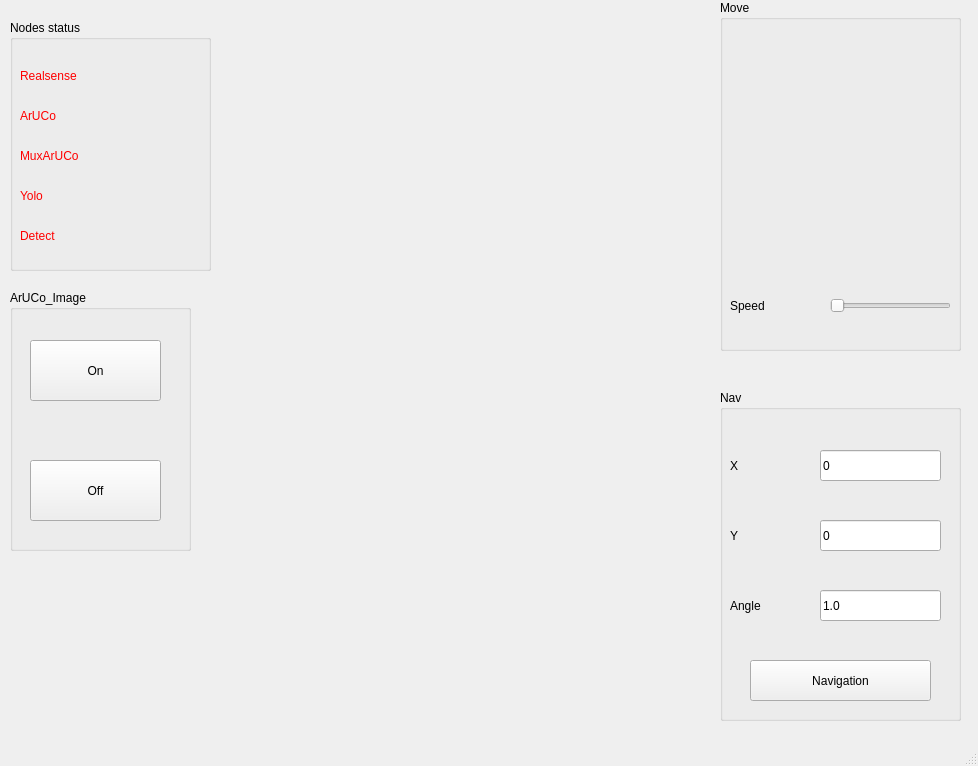
This is control.ui in ginosjchang/ros_ui as Qt 5 draws it before an edit. The edited form follows.
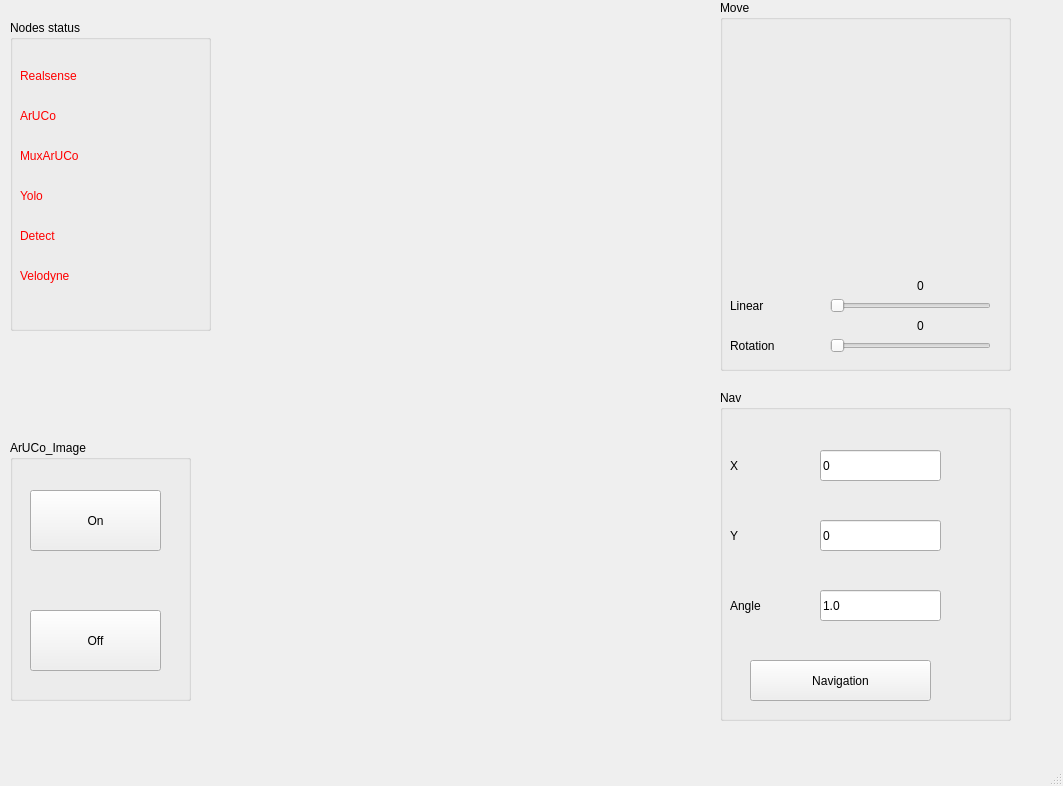
This is the edited form. Icons and pictures are not drawn.

Commit message: linear and rotation slider/Velodyne status

The edit to the form file:
```diff
--- a/control.ui
+++ b/control.ui
@@ -12,8 +12,8 @@
    <rect>
     <x>0</x>
     <y>0</y>
-    <width>978</width>
-    <height>766</height>
+    <width>1063</width>
+    <height>786</height>
    </rect>
   </property>
   <property name="sizePolicy">
@@ -34,7 +34,7 @@
     <property name="geometry">
      <rect>
       <x>10</x>
-      <y>290</y>
+      <y>440</y>
       <width>181</width>
       <height>261</height>
      </rect>
@@ -107,8 +107,8 @@
      <rect>
       <x>720</x>
       <y>0</y>
-      <width>241</width>
-      <height>351</height>
+      <width>291</width>
+      <height>371</height>
      </rect>
     </property>
     <property name="autoFillBackground">
@@ -123,7 +123,7 @@
      </property>
      <property name="geometry">
       <rect>
-       <x>80</x>
+       <x>110</x>
        <y>30</y>
        <width>90</width>
        <height>90</height>
@@ -161,7 +161,7 @@
      </property>
      <property name="geometry">
       <rect>
-       <x>160</x>
+       <x>190</x>
        <y>110</y>
        <width>90</width>
        <height>90</height>
@@ -199,7 +199,7 @@
      </property>
      <property name="geometry">
       <rect>
-       <x>80</x>
+       <x>110</x>
        <y>190</y>
        <width>90</width>
        <height>90</height>
@@ -237,7 +237,7 @@
      </property>
      <property name="geometry">
       <rect>
-       <x>0</x>
+       <x>30</x>
        <y>110</y>
        <width>90</width>
        <height>90</height>
@@ -274,15 +274,18 @@
       <rect>
        <x>110</x>
        <y>290</y>
-       <width>121</width>
+       <width>161</width>
        <height>31</height>
       </rect>
      </property>
      <property name="maximum">
-      <number>30</number>
+      <number>10</number>
      </property>
      <property name="singleStep">
-      <number>5</number>
+      <number>1</number>
+     </property>
+     <property name="pageStep">
+      <number>1</number>
      </property>
      <property name="orientation">
       <enum>Qt::Horizontal</enum>
@@ -298,7 +301,86 @@
       </rect>
      </property>
      <property name="text">
-      <string>Speed</string>
+      <string>Linear</string>
+     </property>
+    </widget>
+    <widget class="QLabel" name="linearSpeed_label">
+     <property name="geometry">
+      <rect>
+       <x>160</x>
+       <y>270</y>
+       <width>81</width>
+       <height>31</height>
+      </rect>
+     </property>
+     <property name="layoutDirection">
+      <enum>Qt::LeftToRight</enum>
+     </property>
+     <property name="text">
+      <string>0</string>
+     </property>
+     <property name="textFormat">
+      <enum>Qt::AutoText</enum>
+     </property>
+     <property name="alignment">
+      <set>Qt::AlignCenter</set>
+     </property>
+    </widget>
+    <widget class="QLabel" name="label_6">
+     <property name="geometry">
+      <rect>
+       <x>10</x>
+       <y>330</y>
+       <width>81</width>
+       <height>31</height>
+      </rect>
+     </property>
+     <property name="text">
+      <string>Rotation</string>
+     </property>
+    </widget>
+    <widget class="QLabel" name="rotationSpeed_label">
+     <property name="geometry">
+      <rect>
+       <x>160</x>
+       <y>310</y>
+       <width>81</width>
+       <height>31</height>
+      </rect>
+     </property>
+     <property name="layoutDirection">
+      <enum>Qt::LeftToRight</enum>
+     </property>
+     <property name="text">
+      <string>0</string>
+     </property>
+     <property name="textFormat">
+      <enum>Qt::AutoText</enum>
+     </property>
+     <property name="alignment">
+      <set>Qt::AlignCenter</set>
+     </property>
+    </widget>
+    <widget class="QSlider" name="rotationSpeed_slider">
+     <property name="geometry">
+      <rect>
+       <x>110</x>
+       <y>330</y>
+       <width>161</width>
+       <height>31</height>
+      </rect>
+     </property>
+     <property name="maximum">
+      <number>10</number>
+     </property>
+     <property name="singleStep">
+      <number>1</number>
+     </property>
+     <property name="pageStep">
+      <number>1</number>
+     </property>
+     <property name="orientation">
+      <enum>Qt::Horizontal</enum>
      </property>
     </widget>
    </widget>
@@ -308,7 +390,7 @@
       <x>10</x>
       <y>20</y>
       <width>201</width>
-      <height>251</height>
+      <height>311</height>
      </rect>
     </property>
     <property name="title">
@@ -397,13 +479,29 @@
       <string>Detect</string>
      </property>
     </widget>
+    <widget class="QLabel" name="velodyne_status_label">
+     <property name="geometry">
+      <rect>
+       <x>10</x>
+       <y>240</y>
+       <width>151</width>
+       <height>31</height>
+      </rect>
+     </property>
+     <property name="styleSheet">
+      <string notr="true">color:red</string>
+     </property>
+     <property name="text">
+      <string>Velodyne</string>
+     </property>
+    </widget>
    </widget>
    <widget class="QGroupBox" name="groupBox_4">
     <property name="geometry">
      <rect>
       <x>720</x>
       <y>390</y>
-      <width>241</width>
+      <width>291</width>
       <height>331</height>
      </rect>
     </property>
```
Left out of the diff: 4 changed lines with no effect on the pictures. The commit also changes 2 other files.
